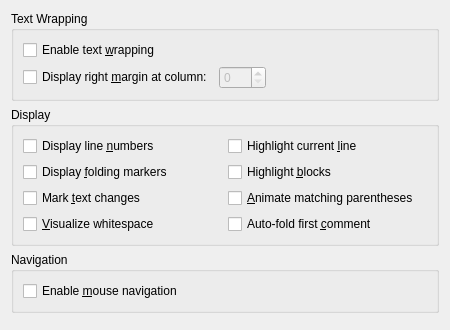
This is src/plugins/texteditor/displaysettingspage.ui in qt-creator/qt-creator as Qt 5 draws it before an edit. The edited form follows.
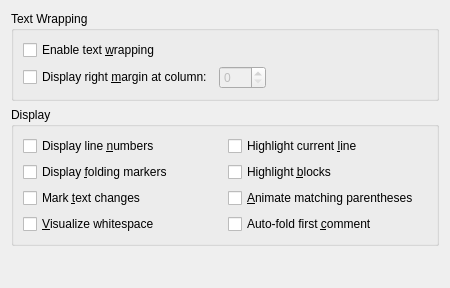
This is the edited form.

Commit message:
Moved the mouse navigation option to the Behaviour settings page
It used to be hidden on the Display settings page.

Task-number: QTCREATORBUG-135

Patch:
```diff
--- a/src/plugins/texteditor/displaysettingspage.ui
+++ b/src/plugins/texteditor/displaysettingspage.ui
@@ -7,11 +7,11 @@
     <x>0</x>
     <y>0</y>
     <width>450</width>
-    <height>330</height>
+    <height>288</height>
    </rect>
   </property>
   <layout class="QGridLayout" name="gridLayout_3">
-   <item row="3" column="0">
+   <item row="2" column="0">
     <spacer name="verticalSpacer">
      <property name="orientation">
       <enum>Qt::Vertical</enum>
@@ -142,22 +142,6 @@
      </layout>
     </widget>
    </item>
-   <item row="2" column="0">
-    <widget class="QGroupBox" name="groupBoxNavigation">
-     <property name="title">
-      <string>Navigation</string>
-     </property>
-     <layout class="QVBoxLayout" name="verticalLayout_2">
-      <item>
-       <widget class="QCheckBox" name="mouseNavigation">
-        <property name="text">
-         <string>Enable &amp;mouse navigation</string>
-        </property>
-       </widget>
-      </item>
-     </layout>
-    </widget>
-   </item>
   </layout>
  </widget>
  <resources/>
```
The commit also changes 12 other files.
